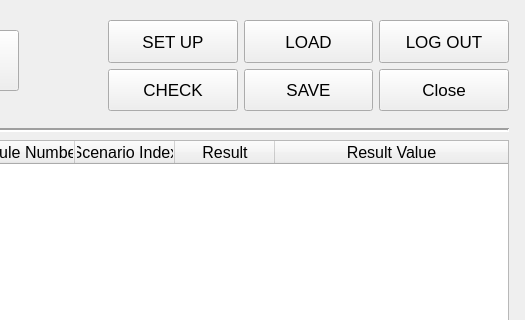
Before: the Qt Designer form siteApps/CDMSTester/CDMSTesterApp/project/Tester.ui in Sangil-Lee/Work, drawn with Qt 5; both pictures show x 732 to 1257 and y 0 to 320 of the 1257 by 877 pixel window.
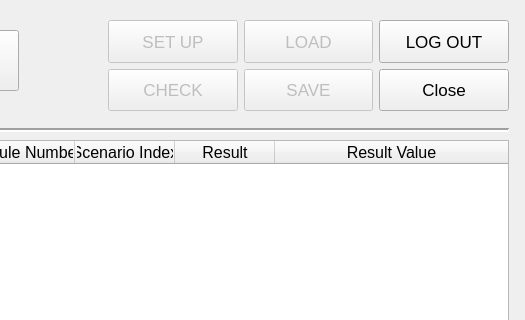
After: the same form once the commit is applied. Custom widgets are drawn as their Qt base class.

Commit message: Save close child widget qtepics

```diff
--- a/siteApps/CDMSTester/CDMSTesterApp/project/Tester.ui
+++ b/siteApps/CDMSTester/CDMSTesterApp/project/Tester.ui
@@ -210,6 +210,9 @@
      <layout class="QHBoxLayout" name="horizontalLayout_3">
       <item>
        <widget class="QPushButton" name="setup">
+        <property name="enabled">
+         <bool>false</bool>
+        </property>
         <property name="sizePolicy">
          <sizepolicy hsizetype="Minimum" vsizetype="Expanding">
           <horstretch>0</horstretch>
@@ -228,6 +231,9 @@
       </item>
       <item>
        <widget class="QPushButton" name="load">
+        <property name="enabled">
+         <bool>false</bool>
+        </property>
         <property name="sizePolicy">
          <sizepolicy hsizetype="Minimum" vsizetype="Expanding">
           <horstretch>0</horstretch>
@@ -268,6 +274,9 @@
      <layout class="QHBoxLayout" name="horizontalLayout_2">
       <item>
        <widget class="QPushButton" name="check">
+        <property name="enabled">
+         <bool>false</bool>
+        </property>
         <property name="sizePolicy">
          <sizepolicy hsizetype="Minimum" vsizetype="Expanding">
           <horstretch>0</horstretch>
@@ -286,6 +295,9 @@
       </item>
       <item>
        <widget class="QPushButton" name="save">
+        <property name="enabled">
+         <bool>false</bool>
+        </property>
         <property name="sizePolicy">
          <sizepolicy hsizetype="Minimum" vsizetype="Expanding">
           <horstretch>0</horstretch>
```
Left out of the diff: 19 changed lines with no effect on the pictures. The commit also changes 5 other files.
